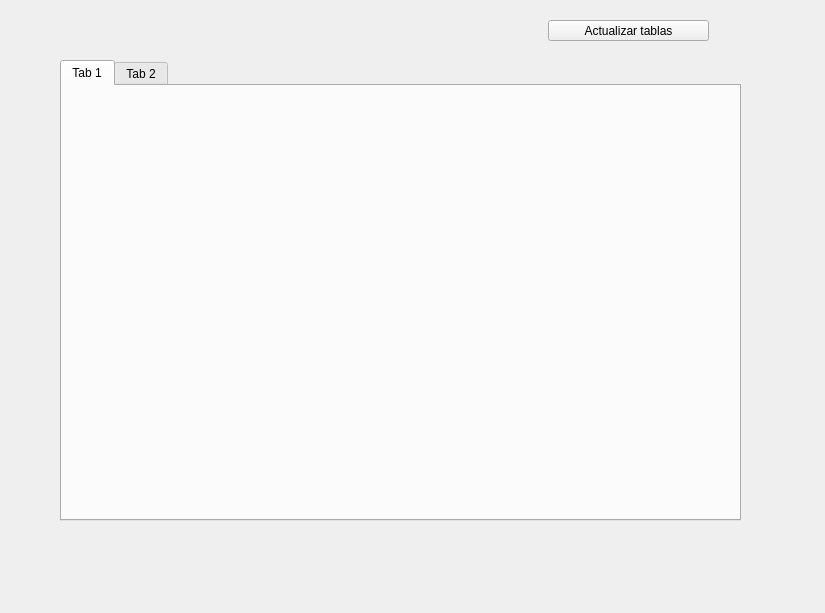
Qt form simarropopQT/mainwindow.ui (SaMuEl13GiNeR/simarropop-qt) before a commit.
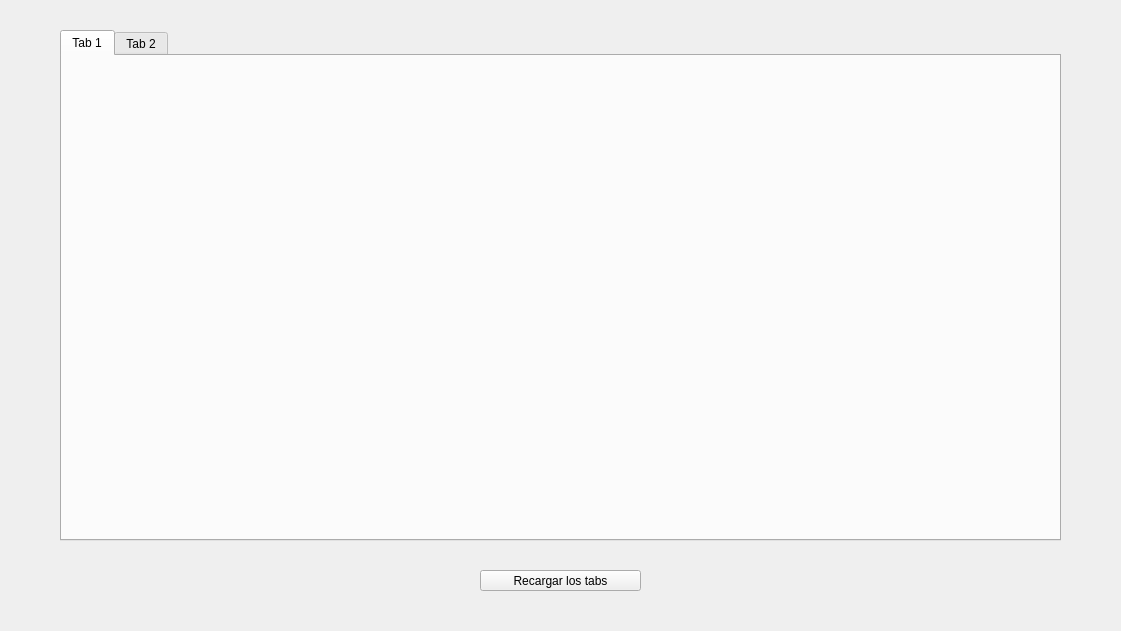
The same form after that commit.

Patch:
```diff
--- a/simarropopQT/mainwindow.ui
+++ b/simarropopQT/mainwindow.ui
@@ -6,8 +6,8 @@
    <rect>
     <x>0</x>
     <y>0</y>
-    <width>825</width>
-    <height>613</height>
+    <width>1121</width>
+    <height>631</height>
    </rect>
   </property>
   <property name="windowTitle">
@@ -18,9 +18,9 @@
     <property name="geometry">
      <rect>
       <x>60</x>
-      <y>60</y>
-      <width>681</width>
-      <height>461</height>
+      <y>30</y>
+      <width>1001</width>
+      <height>511</height>
      </rect>
     </property>
     <widget class="QWidget" name="tab">
@@ -37,14 +37,14 @@
    <widget class="QPushButton" name="btnActTablas">
     <property name="geometry">
      <rect>
-      <x>548</x>
-      <y>20</y>
+      <x>480</x>
+      <y>570</y>
       <width>161</width>
       <height>21</height>
      </rect>
     </property>
     <property name="text">
-     <string>Actualizar tablas</string>
+     <string>Recargar los tabs</string>
     </property>
    </widget>
   </widget>
```
Left out of the diff: 2 changed lines with no effect on the pictures.
